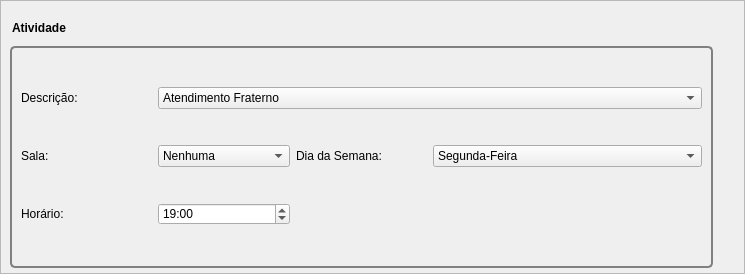
Qt form src/lib/ui/form_activity.ui (raulvc/seareiros) before a commit.
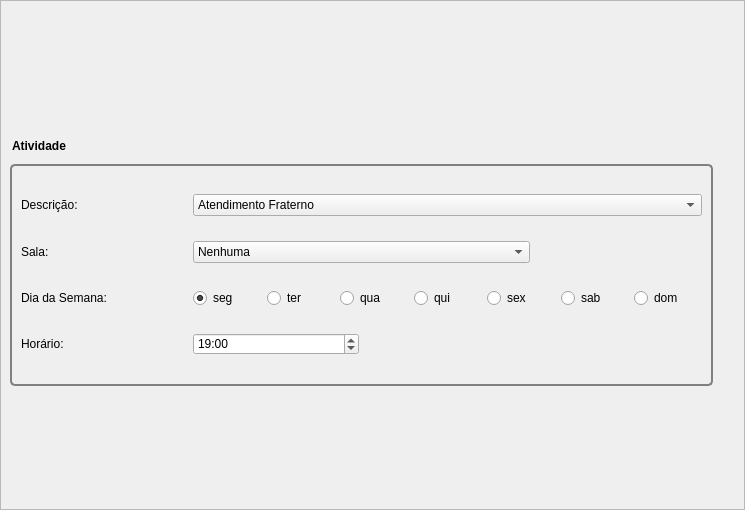
The same form after that commit.

Commit message: - changed activities weekday selection to a radio group instead of combobox - overrided default sorting mechanism to allow correct weekday ordering

Diff of the .ui file:
```diff
--- a/src/lib/ui/form_activity.ui
+++ b/src/lib/ui/form_activity.ui
@@ -7,7 +7,7 @@
     <x>0</x>
     <y>0</y>
     <width>745</width>
-    <height>274</height>
+    <height>510</height>
    </rect>
   </property>
   <property name="windowTitle">
@@ -22,7 +22,7 @@
      <x>0</x>
      <y>0</y>
      <width>743</width>
-     <height>272</height>
+     <height>508</height>
     </rect>
    </property>
    <layout class="QVBoxLayout" name="verticalLayout">
@@ -76,59 +76,6 @@
        <bool>false</bool>
       </property>
       <layout class="QGridLayout" name="gridLayout">
-       <item row="2" column="1">
-        <widget class="QTimeEdit" name="editTime">
-         <property name="time">
-          <time>
-           <hour>19</hour>
-           <minute>0</minute>
-           <second>0</second>
-          </time>
-         </property>
-         <property name="displayFormat">
-          <string>HH:mm</string>
-         </property>
-        </widget>
-       </item>
-       <item row="1" column="3" colspan="2">
-        <widget class="QComboBox" name="comboWeekday">
-         <item>
-          <property name="text">
-           <string>Segunda-Feira</string>
-          </property>
-         </item>
-         <item>
-          <property name="text">
-           <string>Terça-Feira</string>
-          </property>
-         </item>
-         <item>
-          <property name="text">
-           <string>Quarta-Feira</string>
-          </property>
-         </item>
-         <item>
-          <property name="text">
-           <string>Quinta-Feira</string>
-          </property>
-         </item>
-         <item>
-          <property name="text">
-           <string>Sexta-Feira</string>
-          </property>
-         </item>
-         <item>
-          <property name="text">
-           <string>Sábado</string>
-          </property>
-         </item>
-         <item>
-          <property name="text">
-           <string>Domingo</string>
-          </property>
-         </item>
-        </widget>
-       </item>
        <item row="0" column="0">
         <widget class="QLabel" name="label">
          <property name="text">
@@ -137,64 +84,13 @@
         </widget>
        </item>
        <item row="2" column="0">
-        <widget class="QLabel" name="label_5">
-         <property name="text">
-          <string>Horário:</string>
-         </property>
-        </widget>
-       </item>
-       <item row="1" column="0">
-        <widget class="QLabel" name="label_3">
-         <property name="text">
-          <string>Sala:</string>
-         </property>
-        </widget>
-       </item>
-       <item row="0" column="1" colspan="4">
-        <widget class="QComboBox" name="comboDescription">
-         <property name="editable">
-          <bool>false</bool>
-         </property>
-         <item>
-          <property name="text">
-           <string>Atendimento Fraterno</string>
-          </property>
-         </item>
-         <item>
-          <property name="text">
-           <string>Reunião Pública</string>
-          </property>
-         </item>
-         <item>
-          <property name="text">
-           <string>Reunião de Estudos</string>
-          </property>
-         </item>
-         <item>
-          <property name="text">
-           <string>Reunião Mediúnica</string>
-          </property>
-         </item>
-         <item>
-          <property name="text">
-           <string>Desobsessão</string>
-          </property>
-         </item>
-         <item>
-          <property name="text">
-           <string>Voluntariado</string>
-          </property>
-         </item>
-        </widget>
-       </item>
-       <item row="1" column="2">
         <widget class="QLabel" name="label_4">
          <property name="text">
           <string>Dia da Semana:</string>
          </property>
         </widget>
        </item>
-       <item row="1" column="1">
+       <item row="1" column="1" colspan="2">
         <widget class="QComboBox" name="comboRoom">
          <item>
           <property name="text">
@@ -263,6 +159,169 @@
          </item>
         </widget>
        </item>
+       <item row="3" column="1">
+        <widget class="QTimeEdit" name="editTime">
+         <property name="time">
+          <time>
+           <hour>19</hour>
+           <minute>0</minute>
+           <second>0</second>
+          </time>
+         </property>
+         <property name="displayFormat">
+          <string>HH:mm</string>
+         </property>
+        </widget>
+       </item>
+       <item row="0" column="1" colspan="3">
+        <widget class="QComboBox" name="comboDescription">
+         <property name="editable">
+          <bool>false</bool>
+         </property>
+         <item>
+          <property name="text">
+           <string>Atendimento Fraterno</string>
+          </property>
+         </item>
+         <item>
+          <property name="text">
+           <string>Reunião Pública</string>
+          </property>
+         </item>
+         <item>
+          <property name="text">
+           <string>Reunião de Estudos</string>
+          </property>
+         </item>
+         <item>
+          <property name="text">
+           <string>Reunião Mediúnica</string>
+          </property>
+         </item>
+         <item>
+          <property name="text">
+           <string>Desobsessão</string>
+          </property>
+         </item>
+         <item>
+          <property name="text">
+           <string>Voluntariado</string>
+          </property>
+         </item>
+        </widget>
+       </item>
+       <item row="1" column="0">
+        <widget class="QLabel" name="label_3">
+         <property name="text">
+          <string>Sala:</string>
+         </property>
+        </widget>
+       </item>
+       <item row="3" column="0">
+        <widget class="QLabel" name="label_5">
+         <property name="text">
+          <string>Horário:</string>
+         </property>
+        </widget>
+       </item>
+       <item row="2" column="1" colspan="3">
+        <layout class="QHBoxLayout" name="horizontalLayout">
+         <item>
+          <widget class="QRadioButton" name="rd_weekday0">
+           <property name="toolTip">
+            <string>Segunda-Feira</string>
+           </property>
+           <property name="text">
+            <string>seg</string>
+           </property>
+           <property name="checked">
+            <bool>true</bool>
+           </property>
+           <attribute name="buttonGroup">
+            <string notr="true">grpWeekday</string>
+           </attribute>
+          </widget>
+         </item>
+         <item>
+          <widget class="QRadioButton" name="rd_weekday1">
+           <property name="toolTip">
+            <string>Terça-Feira</string>
+           </property>
+           <property name="text">
+            <string>ter</string>
+           </property>
+           <attribute name="buttonGroup">
+            <string notr="true">grpWeekday</string>
+           </attribute>
+          </widget>
+         </item>
+         <item>
+          <widget class="QRadioButton" name="rd_weekday2">
+           <property name="toolTip">
+            <string>Quarta-Feira</string>
+           </property>
+           <property name="text">
+            <string>qua</string>
+           </property>
+           <attribute name="buttonGroup">
+            <string notr="true">grpWeekday</string>
+           </attribute>
+          </widget>
+         </item>
+         <item>
+          <widget class="QRadioButton" name="rd_weekday3">
+           <property name="toolTip">
+            <string>Quinta-Feira</string>
+           </property>
+           <property name="text">
+            <string>qui</string>
+           </property>
+           <attribute name="buttonGroup">
+            <string notr="true">grpWeekday</string>
+           </attribute>
+          </widget>
+         </item>
+         <item>
+          <widget class="QRadioButton" name="rd_weekday4">
+           <property name="toolTip">
+            <string>Sexta-Feira</string>
+           </property>
+           <property name="text">
+            <string>sex</string>
+           </property>
+           <attribute name="buttonGroup">
+            <string notr="true">grpWeekday</string>
+           </attribute>
+          </widget>
+         </item>
+         <item>
+          <widget class="QRadioButton" name="rd_weekday5">
+           <property name="toolTip">
+            <string>Sábado</string>
+           </property>
+           <property name="text">
+            <string>sab</string>
+           </property>
+           <attribute name="buttonGroup">
+            <string notr="true">grpWeekday</string>
+           </attribute>
+          </widget>
+         </item>
+         <item>
+          <widget class="QRadioButton" name="rd_weekday6">
+           <property name="toolTip">
+            <string>Domingo</string>
+           </property>
+           <property name="text">
+            <string>dom</string>
+           </property>
+           <attribute name="buttonGroup">
+            <string notr="true">grpWeekday</string>
+           </attribute>
+          </widget>
+         </item>
+        </layout>
+       </item>
       </layout>
      </widget>
     </item>
```
Left out of the diff: 10 changed lines with no effect on the pictures. The commit also changes 14 other files.
